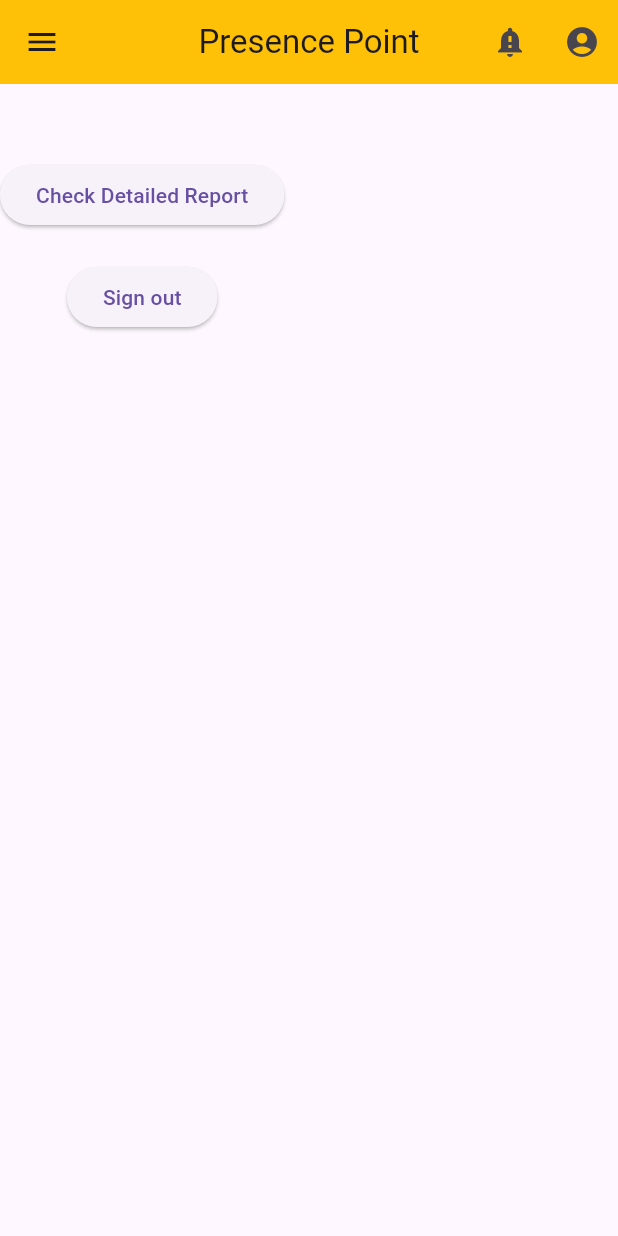
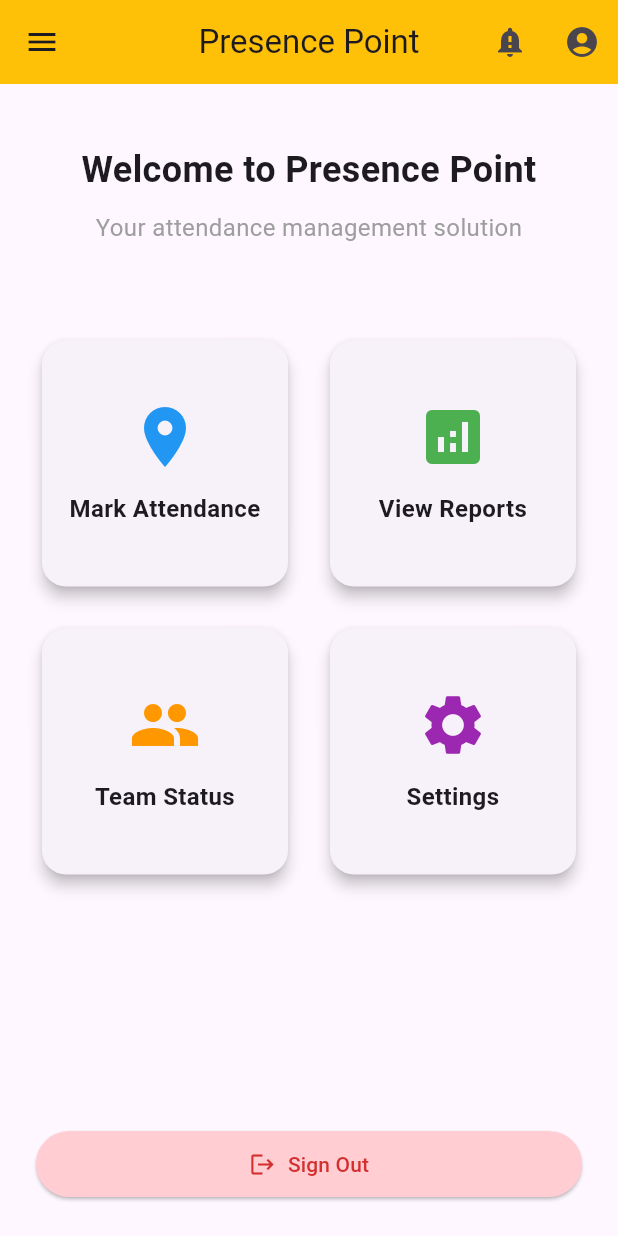
Before and after one commit to AakashB275/Presence_Point, a Flutter app: the HomePage screen opened directly, on a phone screen of 412 x 824 dp. Run offline on Flutter 3.47's test engine with Material 3 defaults, Android fonts, the phone set to English and light mode, and no system bars; our stand-ins replace fl_chart, flutter_map, fluttertoast, geolocator, google_maps_flutter, latlong2 and 5 more; accounts and stored records are empty.

Commit message:
Refactor HomePage layout and enhance sign-out functionality with loading state

```diff
--- a/lib/main.dart
+++ b/lib/main.dart
@@ -1,6 +1,6 @@
 import 'package:flutter/material.dart';
 import 'package:provider/provider.dart';
-import 'package:presence_point_2/services/user_state.dart'; // You'll need to create this file
+import 'package:presence_point_2/services/user_state.dart';
 import 'package:presence_point_2/pages/home_page.dart';
 import 'package:presence_point_2/pages/Features/leaves.dart';
 import 'package:presence_point_2/pages/Auth/login.dart';
@@ -37,7 +37,7 @@ class MyApp extends StatelessWidget {
         initialRoute: '/',
         routes: {
           '/': (context) => Wrapper(),
-          '/home': (context) => GeofencingPage(),
+          '/home': (context) => HomePage(),
           '/analytics': (context) => AnalyticsPage(),
           '/login': (context) => LoginPage(),
           '/register': (context) => RegisterScreen(),
@@ -47,6 +47,7 @@ class MyApp extends StatelessWidget {
           '/organizationlocation': (context) => OrganizationLocationScreen(),
           '/neworganisation': (context) => NewOrganisation(),
           '/profile': (context) => ProfileScreen(),
+          '/geofencing': (context) => GeofencingPage(),
         },
       ),
     );
--- a/lib/pages/Features/geofencing_page.dart
+++ b/lib/pages/Features/geofencing_page.dart
@@ -3,6 +3,8 @@ import 'package:flutter/material.dart';
 import 'package:geolocator/geolocator.dart';
 import 'package:supabase_flutter/supabase_flutter.dart';
 import 'package:intl/intl.dart';
+import 'package:presence_point_2/widgets/CustomAppBar.dart';
+import 'package:presence_point_2/widgets/CustomDrawer.dart';
 
 class Organization {
   final int orgId;
@@ -42,6 +44,7 @@ class GeofencingPage extends StatefulWidget {
 
 class _GeofencingPageState extends State<GeofencingPage> {
   final _supabase = Supabase.instance.client;
+  final GlobalKey<ScaffoldState> _scaffoldKey = GlobalKey<ScaffoldState>();
 
   bool _isInGeofence = false;
   String _status = "Loading organization data...";
@@ -292,9 +295,8 @@ class _GeofencingPageState extends State<GeofencingPage> {
   @override
   Widget build(BuildContext context) {
     return Scaffold(
-      appBar: AppBar(
-        title: Text(_organization?.orgName ?? 'Attendance Tracking'),
-      ),
+      appBar: CustomAppBar(title: "Presence Point", scaffoldKey: _scaffoldKey),
+      drawer: CustomDrawer(),
       body: _isLoading
           ? const Center(child: CircularProgressIndicator())
           : Padding(
--- a/lib/pages/home_page.dart
+++ b/lib/pages/home_page.dart
@@ -14,6 +14,7 @@ class HomePage extends StatefulWidget {
 class _HomePageState extends State<HomePage> {
   final supabase = Supabase.instance.client;
   final GlobalKey<ScaffoldState> _scaffoldKey = GlobalKey<ScaffoldState>();
+  bool _isLoading = false;
 
   @override
   void initState() {
@@ -24,9 +25,20 @@ class _HomePageState extends State<HomePage> {
   }
 
   Future<void> _signOut() async {
+    setState(() => _isLoading = true);
+    try {
       await supabase.auth.signOut();
       if (mounted) {
         Navigator.pushReplacementNamed(context, '/login');
+      }
+    } catch (e) {
+      if (mounted) {
+        ScaffoldMessenger.of(context).showSnackBar(
+          SnackBar(content: Text('Error signing out: $e')),
+        );
+      }
+    } finally {
+      if (mounted) setState(() => _isLoading = false);
     }
   }
 
@@ -36,23 +48,145 @@ class _HomePageState extends State<HomePage> {
       key: _scaffoldKey,
       appBar: CustomAppBar(title: "Presence Point", scaffoldKey: _scaffoldKey),
       drawer: CustomDrawer(),
-      body: SingleChildScrollView(
+      body: SafeArea(
+        child: Container(
+          padding: const EdgeInsets.symmetric(horizontal: 24.0),
           child: Column(
             children: [
-            const SizedBox(height: 50),
-            ElevatedButton(
-                onPressed: () {
+              const SizedBox(height: 40),
+              // Welcome section
+              const Text(
+                "Welcome to Presence Point",
+                style: TextStyle(
+                  fontSize: 24,
+                  fontWeight: FontWeight.bold,
+                ),
+                textAlign: TextAlign.center,
+              ),
+              const SizedBox(height: 10),
+              const Text(
+                "Your attendance management solution",
+                style: TextStyle(
+                  fontSize: 16,
+                  color: Colors.grey,
+                ),
+                textAlign: TextAlign.center,
+              ),
+              const SizedBox(height: 60),
+
+              // Main action cards
+              Expanded(
+                child: GridView.count(
+                  crossAxisCount: 2,
+                  mainAxisSpacing: 20,
+                  crossAxisSpacing: 20,
+                  children: [
+                    _buildActionCard(
+                      title: "Mark Attendance",
+                      icon: Icons.location_on,
+                      color: Colors.blue,
+                      onTap: () {
+                        Navigator.pushReplacementNamed(context, '/geofencing');
+                      },
+                    ),
+                    _buildActionCard(
+                      title: "View Reports",
+                      icon: Icons.analytics,
+                      color: Colors.green,
+                      onTap: () {
                         Navigator.pushReplacementNamed(context, '/analytics');
                       },
-                child: Text("Check Detailed Report")),
-            SizedBox(
-              height: 20,
                     ),
-            ElevatedButton(
-              onPressed: _signOut,
-              child: const Text("Sign out"),
+                    _buildActionCard(
+                      title: "Team Status",
+                      icon: Icons.people,
+                      color: Colors.orange,
+                      onTap: () {
+                        // Add navigation to team status page
+                        ScaffoldMessenger.of(context).showSnackBar(
+                          const SnackBar(content: Text('Coming soon!')),
+                        );
+                      },
+                    ),
+                    _buildActionCard(
+                      title: "Settings",
+                      icon: Icons.settings,
+                      color: Colors.purple,
+                      onTap: () {
+                        // Add navigation to settings page
+                        ScaffoldMessenger.of(context).showSnackBar(
+                          const SnackBar(content: Text('Coming soon!')),
+                        );
+                      },
                     ),
                   ],
+                ),
+              ),
+
+              // Sign out button at bottom
+              Padding(
+                padding: const EdgeInsets.only(bottom: 24.0),
+                child: SizedBox(
+                  width: double.infinity,
+                  child: ElevatedButton.icon(
+                    onPressed: _isLoading ? null : _signOut,
+                    icon: _isLoading
+                        ? const SizedBox(
+                            width: 20,
+                            height: 20,
+                            child: CircularProgressIndicator(strokeWidth: 2))
+                        : const Icon(Icons.logout),
+                    label: const Text("Sign Out"),
+                    style: ElevatedButton.styleFrom(
+                      backgroundColor: Colors.red.shade100,
+                      foregroundColor: Colors.red.shade700,
+                      padding: const EdgeInsets.symmetric(vertical: 12),
+                    ),
+                  ),
+                ),
+              ),
+            ],
+          ),
+        ),
+      ),
+    );
+  }
+
+  Widget _buildActionCard({
+    required String title,
+    required IconData icon,
+    required Color color,
+    required VoidCallback onTap,
+  }) {
+    return Card(
+      elevation: 4,
+      shape: RoundedRectangleBorder(
+        borderRadius: BorderRadius.circular(16),
+      ),
+      child: InkWell(
+        onTap: onTap,
+        borderRadius: BorderRadius.circular(16),
+        child: Container(
+          padding: const EdgeInsets.all(16),
+          child: Column(
+            mainAxisAlignment: MainAxisAlignment.center,
+            children: [
+              Icon(
+                icon,
+                size: 48,
+                color: color,
+              ),
+              const SizedBox(height: 12),
+              Text(
+                title,
+                style: const TextStyle(
+                  fontSize: 16,
+                  fontWeight: FontWeight.bold,
+                ),
+                textAlign: TextAlign.center,
+              ),
+            ],
+          ),
         ),
       ),
     );
```
Lines whose indentation alone changed are shown as unchanged.
